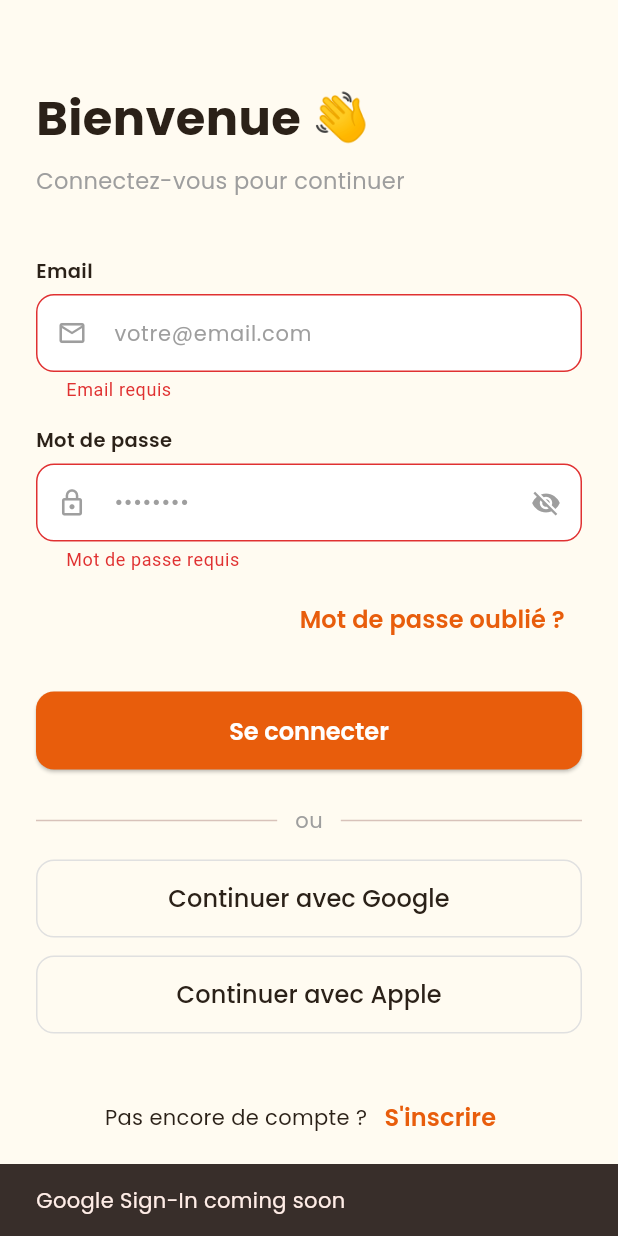
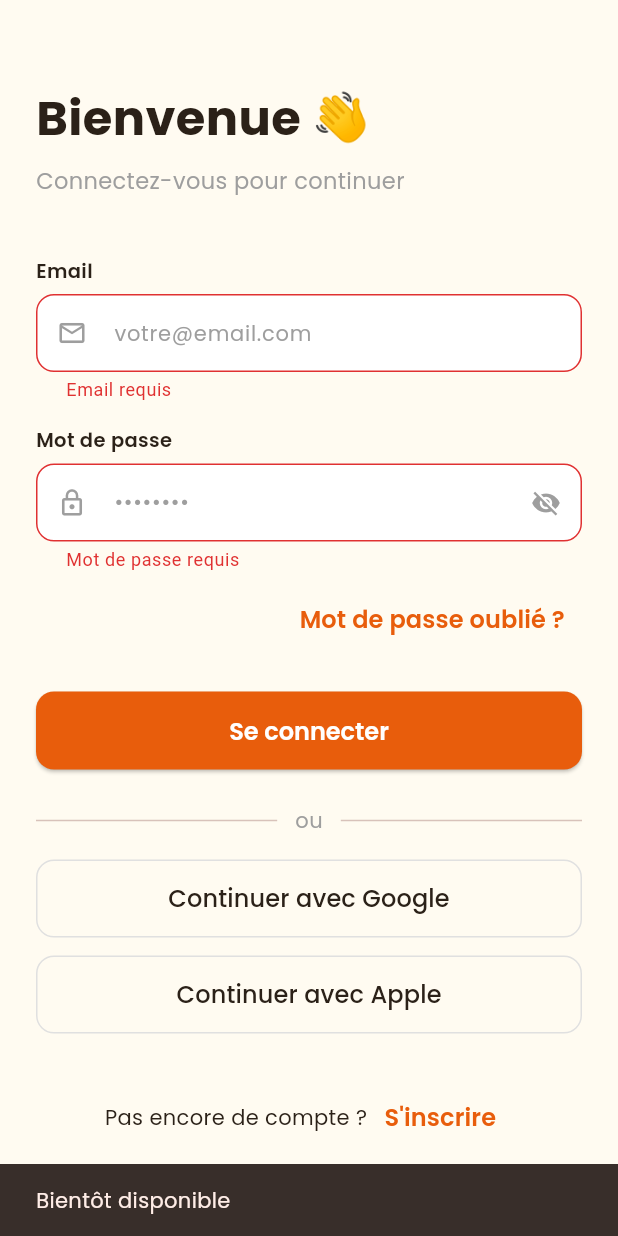
Before and after one commit to anasbenrjab/Projet_D-veloppement_Mobile_5SAE1, a Flutter app: the screen it shows after launch, after a tap on "Se connecter", after a tap on "Continuer avec Google", on a phone screen of 412 x 824 dp. Run offline on Flutter 3.47's test engine with Material 3 defaults, Android fonts, the phone set to English and light mode, and no system bars; our stand-ins replace flutter_riverpod, flutter_secure_storage, google_fonts, image_picker, sqflite, sqflite_common_ffi_web; missing offline and left inert: cryptography; accounts and stored records are empty.

Commit message:
fix(db): keep schema v2 with idempotent upgrade, harden web startup
- Keep the database at version 2: profile_photos DDL now lives in
  UserModuleTables.createProfilePhotos() (IF NOT EXISTS), called from
  create() for new databases and from onUpgrade for v1 databases.
  Drops the separate migration_v2_user.dart.
- Web: probe the sqflite worker before opening tablego.db, fall back to
  the main-thread factory if it never replies, bound the real open with
  a timeout, and use the basic (non-shared) web worker.
- Update web/sqlite3.wasm to match the sqlite3 version in pubspec.lock.
- Splash: run session restore after the first frame (Riverpod forbids
  provider writes during build) and fall back to login on timeout/error.
- Show a French message when the local database cannot be opened.
- Login/register: skip blank submissions, French "coming soon" snackbars,
  wrap the account links on narrow screens.
- Debug-only timing logs for boot, database open, seed and session restore.

```diff
--- a/tablego/lib/core/database/web_database_factory_stub.dart
+++ b/tablego/lib/core/database/web_database_factory_stub.dart
@@ -1,2 +1,5 @@
 /// No-op on non-web platforms: mobile keeps the default sqflite factory.
 void configureWebDatabaseFactory() {}
+
+/// No-op on non-web platforms: the web-worker fallback does not apply.
+void switchToMainThreadWebDatabaseFactory() {}
--- a/tablego/lib/features/auth/data/repositories/auth_repository.dart
+++ b/tablego/lib/features/auth/data/repositories/auth_repository.dart
@@ -467,11 +467,31 @@ class AuthRepository {
   ///
   /// In all failure cases the session is cleared from secure storage.
   Future<UserModel?> getSessionUser() async {
+    final sw = Stopwatch()..start();
+    if (kDebugMode) debugPrint('[Auth] getSessionUser: read secure storage');
     final raw = await _storage.read(key: _kSessionKey);
+    if (kDebugMode) {
+      debugPrint('[Auth] getSessionUser: secure storage read done '
+          '(${sw.elapsedMilliseconds}ms)');
+    }
+
     final userId = int.tryParse(raw ?? '');
-    if (userId == null) return null;
+    if (userId == null) {
+      if (kDebugMode) {
+        debugPrint('[Auth] getSessionUser: no stored session → null '
+            '(database NOT touched, ${sw.elapsedMilliseconds}ms)');
+      }
+      return null;
+    }
 
+    if (kDebugMode) {
+      debugPrint('[Auth] getSessionUser: session id=$userId → open database');
+    }
     final db = await _database;
+    if (kDebugMode) {
+      debugPrint('[Auth] getSessionUser: database ready '
+          '(${sw.elapsedMilliseconds}ms)');
+    }
     final user = await _fetchUserModel(db, userId);
 
     if (user == null || !user.isActive) {
--- a/tablego/lib/features/auth/presentation/screens/login_screen.dart
+++ b/tablego/lib/features/auth/presentation/screens/login_screen.dart
@@ -28,9 +28,13 @@ class _LoginScreenState extends ConsumerState<LoginScreen> {
 
   Future<void> _submit() async {
     if (!_formKey.currentState!.validate()) return;
-    await ref
-        .read(authProvider.notifier)
-        .login(_emailCtrl.text.trim(), _passCtrl.text);
+    final email = _emailCtrl.text.trim();
+    final password = _passCtrl.text;
+    // Belt-and-braces: never call login with blank credentials (that first call
+    // would trigger the slow web database open).
+    if (email.isEmpty || password.isEmpty) return;
+
+    await ref.read(authProvider.notifier).login(email, password);
 
     if (!mounted) return;
     final state = ref.read(authProvider);
@@ -117,25 +121,27 @@ class _LoginScreenState extends ConsumerState<LoginScreen> {
                   const Expanded(child: Divider()),
                 ]),
                 const SizedBox(height: 16),
-                // Social placeholder buttons
+                // Social login is not available in this local-only build.
                 _SocialButton(
                   label: 'Continuer avec Google',
                   iconPath: 'G',
                   onTap: () => ScaffoldMessenger.of(context).showSnackBar(
-                      const SnackBar(
-                          content: Text('Google Sign-In coming soon'))),
+                      const SnackBar(content: Text('Bientôt disponible'))),
                 ),
                 const SizedBox(height: 12),
                 _SocialButton(
                   label: 'Continuer avec Apple',
                   iconPath: '',
                   onTap: () => ScaffoldMessenger.of(context).showSnackBar(
-                      const SnackBar(
-                          content: Text('Apple Sign-In coming soon'))),
+                      const SnackBar(content: Text('Bientôt disponible'))),
                 ),
                 const SizedBox(height: 32),
-                Row(
-                  mainAxisAlignment: MainAxisAlignment.center,
+                // [Wrap] instead of [Row] so the two elements stack on narrow
+                // widths instead of overflowing.
+                Center(
+                  child: Wrap(
+                    alignment: WrapAlignment.center,
+                    crossAxisAlignment: WrapCrossAlignment.center,
                     children: [
                       const Text("Pas encore de compte ?"),
                       TextButton(
@@ -147,6 +153,7 @@ class _LoginScreenState extends ConsumerState<LoginScreen> {
                                 fontWeight: FontWeight.w600)),
                       ),
                     ],
+                  ),
                 ),
               ],
             ),
--- a/tablego/lib/features/auth/presentation/screens/splash_screen.dart
+++ b/tablego/lib/features/auth/presentation/screens/splash_screen.dart
@@ -1,3 +1,6 @@
+import 'dart:async';
+
+import 'package:flutter/foundation.dart';
 import 'package:flutter/material.dart';
 import 'package:flutter_riverpod/flutter_riverpod.dart';
 
@@ -13,24 +16,67 @@ class SplashScreen extends ConsumerStatefulWidget {
 }
 
 class _SplashScreenState extends ConsumerState<SplashScreen> {
+  /// Upper bound on [AuthNotifier.restoreSession].
+  ///
+  /// A session restore must never leave the user stuck on the splash screen:
+  /// when it exceeds this delay we log the failure and route to login instead.
+  static const _restoreTimeout = Duration(seconds: 15);
+
   @override
   void initState() {
     super.initState();
-    _init();
+    // [restoreSession] mutates `authProvider`, and Riverpod forbids modifying a
+    // provider while the widget tree is building — which is exactly what
+    // `initState` runs in. Mutating there throws
+    // "Tried to modify a provider while the widget tree was building"
+    // (debug builds only), which made every session restore fail and always
+    // land on the login screen. Defer to the end of the first frame instead.
+    WidgetsBinding.instance.addPostFrameCallback((_) => _init());
   }
 
   Future<void> _init() async {
-    // Minimum splash display time runs in parallel with session restore.
-    await Future.wait([
-      Future<void>.delayed(const Duration(seconds: 2)),
-      ref.read(authProvider.notifier).restoreSession(),
-    ]);
+    final sw = Stopwatch()..start();
+    if (kDebugMode) debugPrint('[Splash] _init: start');
+
+    var restoreFailed = false;
+    // Kept so the navigation log can report *what* failed, not just that it did.
+    Object? restoreError;
+    try {
+      // Minimum splash display time runs in parallel with session restore.
+      await Future.wait([
+        Future<void>.delayed(const Duration(seconds: 2)),
+        ref
+            .read(authProvider.notifier)
+            .restoreSession()
+            .timeout(_restoreTimeout),
+      ]);
+    } on TimeoutException catch (e) {
+      restoreFailed = true;
+      restoreError = e;
+      debugPrint('[Splash] restoreSession TIMED OUT after '
+          '${_restoreTimeout.inSeconds}s — falling back to login '
+          '(${sw.elapsedMilliseconds}ms): ${e.runtimeType}: $e');
+    } catch (e, st) {
+      restoreFailed = true;
+      restoreError = e;
+      debugPrint('[Splash] restoreSession threw after '
+          '${sw.elapsedMilliseconds}ms — falling back to login: '
+          '${e.runtimeType}: $e\n$st');
+    }
+
     if (!mounted) return;
 
-    final isLoggedIn = ref.read(authProvider).isLoggedIn;
-    Navigator.of(context).pushReplacementNamed(
-      isLoggedIn ? Routes.home : Routes.login,
-    );
+    final isLoggedIn = !restoreFailed && ref.read(authProvider).isLoggedIn;
+    final target = isLoggedIn ? Routes.home : Routes.login;
+    if (kDebugMode) {
+      final errorDetail = restoreError == null
+          ? ''
+          : ', error=${restoreError.runtimeType}: $restoreError';
+      debugPrint('[Splash] navigating to $target '
+          '(${sw.elapsedMilliseconds}ms, restoreFailed=$restoreFailed'
+          '$errorDetail)');
+    }
+    Navigator.of(context).pushReplacementNamed(target);
   }
 
   @override
--- a/tablego/lib/features/auth/providers/auth_provider.dart
+++ b/tablego/lib/features/auth/providers/auth_provider.dart
@@ -1,3 +1,4 @@
+import 'package:flutter/foundation.dart';
 import 'package:flutter_riverpod/flutter_riverpod.dart';
 import 'package:sqflite/sqflite.dart';
 
@@ -56,13 +57,24 @@ class AuthNotifier extends StateNotifier<AuthState> {
   /// Called from [SplashScreen].  Restores a previous session if the stored
   /// user id resolves to an active account.
   Future<void> restoreSession() async {
+    final sw = Stopwatch()..start();
+    if (kDebugMode) debugPrint('[Auth] restoreSession: start');
     state = state.copyWith(isLoading: true, clearError: true);
     try {
       final user = await _repo.getSessionUser();
       state = state.copyWith(isLoading: false, user: user);
-    } catch (e) {
+      if (kDebugMode) {
+        debugPrint('[Auth] restoreSession: end → '
+            '${user == null ? 'no session' : 'user ${user.id}'} '
+            '(${sw.elapsedMilliseconds}ms)');
+      }
+    } catch (e, st) {
       // Session restore failure is non-fatal — treat as logged out.
       state = state.copyWith(isLoading: false, clearUser: true);
+      if (kDebugMode) {
+        debugPrint('[Auth] restoreSession: error after '
+            '${sw.elapsedMilliseconds}ms → $e\n$st');
+      }
     }
   }
 
@@ -198,11 +210,17 @@ class AuthNotifier extends StateNotifier<AuthState> {
   ///
   /// - [AuthException] → use its message directly (already user-facing)
   /// - [DatabaseException] → generic message (internal detail must not leak)
+  /// - [StateError] → the local database could not be opened (web timeout)
   /// - anything else → generic fallback
   String _parseError(Object e) {
     if (e is AuthException) return e.message;
     if (e is DatabaseException) {
       return 'Une erreur interne est survenue. Réessayez.';
+    }
+    // Thrown by DatabaseHelper when the web database never opens in time.
+    if (e is StateError) {
+      return 'Impossible d\'ouvrir la base de données locale. '
+          'Rechargez la page et réessayez.';
     }
     return 'Une erreur inattendue est survenue.';
   }
--- a/tablego/lib/main.dart
+++ b/tablego/lib/main.dart
@@ -1,3 +1,4 @@
+import 'package:flutter/foundation.dart';
 import 'package:flutter/material.dart';
 import 'package:flutter_riverpod/flutter_riverpod.dart';
 import 'core/constants/routes.dart';
@@ -17,10 +18,16 @@ import 'features/profile/presentation/screens/edit_restaurant_profile_screen.dar
 import 'features/favorites/presentation/screens/favorites_screen.dart';
 
 void main() {
+  final bootWatch = Stopwatch()..start();
+  if (kDebugMode) debugPrint('[Boot] main() start');
   WidgetsFlutterBinding.ensureInitialized();
+  if (kDebugMode) {
+    debugPrint('[Boot] engine ready (${bootWatch.elapsedMilliseconds}ms)');
+  }
   // On web this switches sqflite to the sqlite3-wasm factory; it is a no-op on
   // mobile (see the conditional import).  Must run before the DB is opened.
   configureWebDatabaseFactory();
+  if (kDebugMode) debugPrint('[Boot] runApp() (${bootWatch.elapsedMilliseconds}ms)');
   runApp(const ProviderScope(child: TableGoApp()));
 }
 
```
Also changed, not shown: tablego/lib/core/database/database_helper.dart (+128 -12 lines), tablego/lib/core/database/seeds/dev_seed.dart (+14 -5 lines), tablego/lib/core/database/tables/migration_v2_user.dart (deleted, +0 -40 lines), tablego/lib/core/database/tables/user_module_tables.dart (+31 -10 lines), tablego/lib/core/database/web_database_factory_web.dart (+45 -1 lines), tablego/lib/features/auth/presentation/screens/register_screen.dart (+7 -2 lines), 1 other file. Lines whose indentation alone changed are shown as unchanged.
